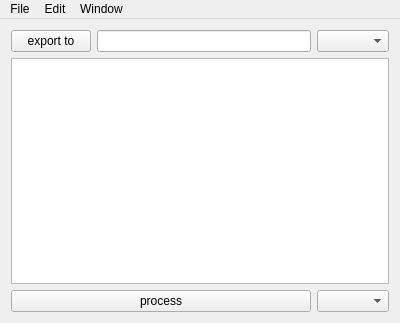
Above: mainwindow.ui from elliotpatros/tweaq before the change. Below: the same form after it.
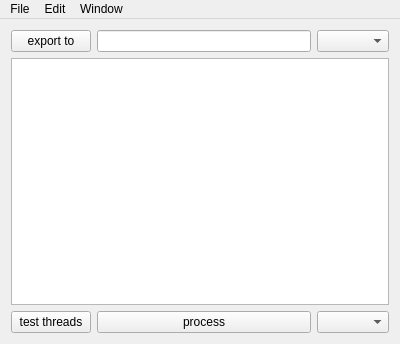
That is the form after the change. Custom widgets are drawn as their Qt base class.

The edit to the form file:
```diff
--- a/mainwindow.ui
+++ b/mainwindow.ui
@@ -7,7 +7,7 @@
     <x>0</x>
     <y>0</y>
     <width>400</width>
-    <height>323</height>
+    <height>344</height>
    </rect>
   </property>
   <property name="windowTitle">
@@ -57,6 +57,13 @@
     </item>
     <item>
      <layout class="QHBoxLayout" name="horizontalLayoutBottom">
+      <item>
+       <widget class="QPushButton" name="buttonTest">
+        <property name="text">
+         <string>test threads</string>
+        </property>
+       </widget>
+      </item>
       <item>
        <widget class="QPushButton" name="buttonProcess">
         <property name="sizePolicy">
```
